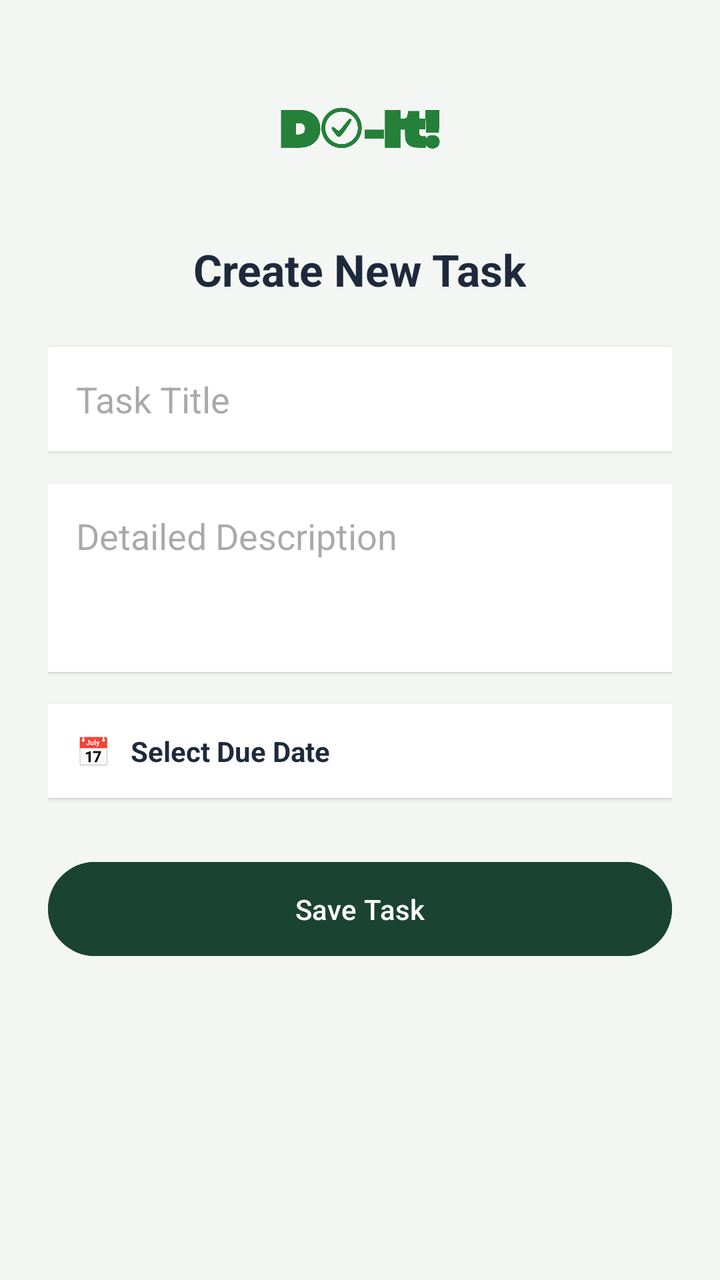
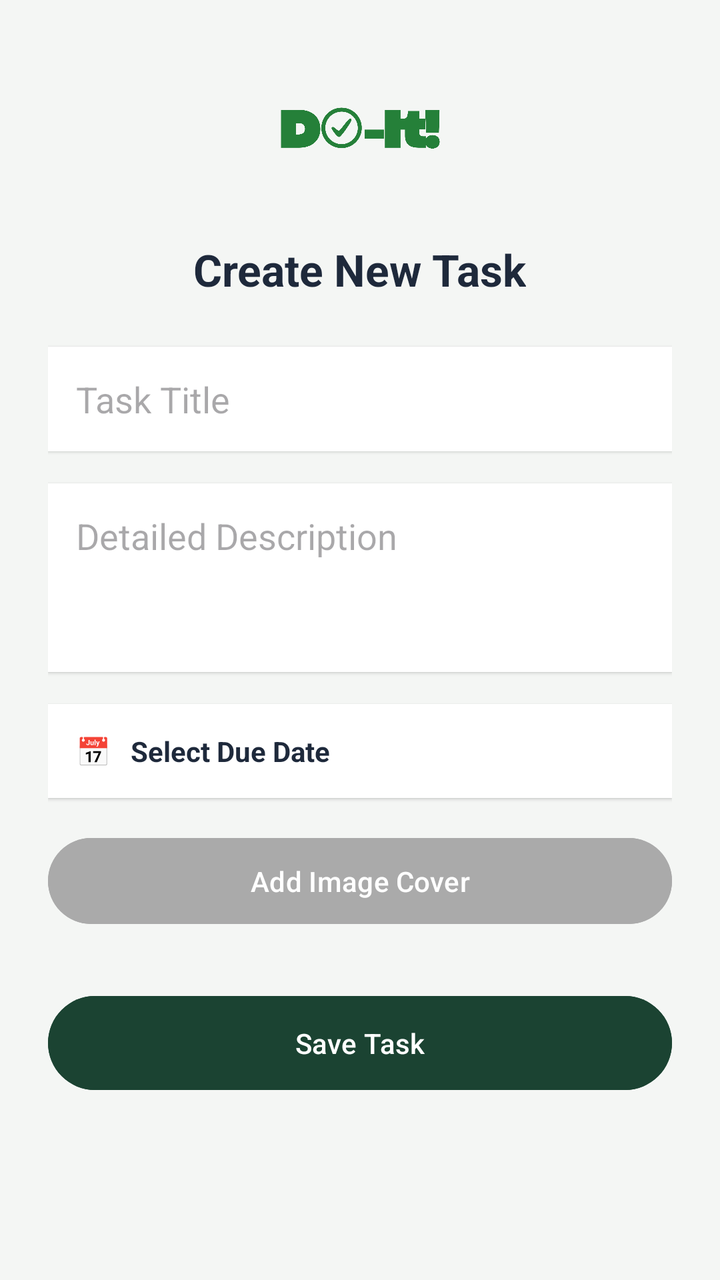

Two renders of the same Android screen: before a commit and after it. Below are the layout's source before the change and the commit's diff.
<!-- AndroidManifest.xml: application theme Theme.FreddyMercury -->
<!-- res/layout/activity_add_task.xml -->
<?xml version="1.0" encoding="utf-8"?>
<LinearLayout xmlns:android="http://schemas.android.com/apk/res/android"
    android:orientation="vertical"
    android:padding="24dp"
    android:layout_width="match_parent"
    android:layout_height="match_parent"
    android:background="@color/bg_light"
    android:gravity="center_horizontal">

    <ImageView
        android:layout_width="80dp"
        android:layout_height="80dp"
        android:src="@drawable/do_it_"
        android:layout_marginBottom="16dp"/>

    <TextView
        android:layout_width="wrap_content"
        android:layout_height="wrap_content"
        android:text="Create New Task"
        android:textColor="@color/text_primary"
        android:textSize="22sp"
        android:textStyle="bold"
        android:layout_marginBottom="24dp"/>

    <EditText
        android:id="@+id/taskTitleInput"
        android:layout_width="match_parent"
        android:layout_height="wrap_content"
        android:hint="Task Title"
        android:inputType="textCapWords"
        android:padding="14dp"
        android:background="@android:color/white"
        android:layout_marginBottom="16dp"
        android:elevation="1dp"/>

    <EditText
        android:id="@+id/editDescription"
        android:layout_width="match_parent"
        android:layout_height="wrap_content"
        android:hint="Detailed Description"
        android:inputType="textMultiLine"
        android:minLines="3"
        android:gravity="top"
        android:padding="14dp"
        android:background="@android:color/white"
        android:layout_marginBottom="16dp"
        android:elevation="1dp"/>

    <TextView
        android:id="@+id/dueDateText"
        android:text="📅   Select Due Date"
        android:padding="14dp"
        android:layout_width="match_parent"
        android:layout_height="wrap_content"
        android:textColor="@color/text_primary"
        android:background="@android:color/white"
        android:elevation="1dp"
        android:textStyle="bold"/>

    <Button
        android:id="@+id/saveTaskBtn"
        android:layout_width="match_parent"
        android:layout_height="wrap_content"
        android:layout_marginTop="28dp"
        android:backgroundTint="@color/colorPrimary"
        android:text="Save Task"
        android:textColor="#FFFFFF"
        android:padding="14dp"/>
</LinearLayout>
<!-- resources referenced by this layout -->
<resources>
  <color name="bg_light">#F4F6F4</color>
  <color name="colorPrimary">#1B4332</color>
  <color name="text_primary">#1E293B</color>
  <!-- drawable do_it_: png bitmap (drawable, 39367 bytes) -->
  <style name="Theme.FreddyMercury" parent="Base.Theme.FreddyMercury" />
  <style name="Base.Theme.FreddyMercury" parent="Theme.Material3.DayNight.NoActionBar">
          
          
      </style>
</resources>

<!-- the commit's change to res/layout/activity_add_task.xml (unified diff, before → after) -->
@@ -55,13 +55,36 @@
         android:textColor="@color/text_primary"
         android:background="@android:color/white"
         android:elevation="1dp"
-        android:textStyle="bold"/>
+        android:textStyle="bold"
+        android:layout_marginBottom="16dp"/>
+
+    
+    <Button
+        android:id="@+id/btnSelectImage"
+        android:layout_width="match_parent"
+        android:layout_height="wrap_content"
+        android:backgroundTint="@android:color/darker_gray"
+        android:text="Add Image Cover"
+        android:textColor="#FFFFFF"
+        android:padding="12dp"
+        android:layout_marginBottom="12dp"/>
+
+    
+    <ImageView
+        android:id="@+id/imgPreview"
+        android:layout_width="match_parent"
+        android:layout_height="160dp"
+        android:scaleType="centerCrop"
+        android:background="#EAEAEA"
+        android:visibility="gone"
+        android:layout_marginBottom="12dp"
+        android:elevation="1dp"/>
 
     <Button
         android:id="@+id/saveTaskBtn"
         android:layout_width="match_parent"
         android:layout_height="wrap_content"
-        android:layout_marginTop="28dp"
+        android:layout_marginTop="16dp"
         android:backgroundTint="@color/colorPrimary"
         android:text="Save Task"
         android:textColor="#FFFFFF"
